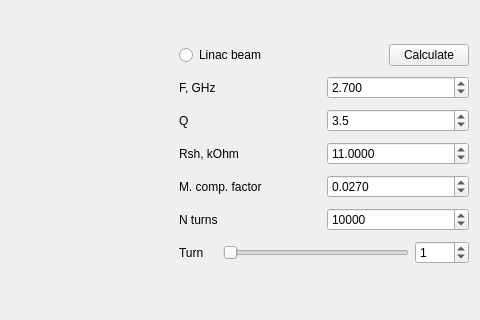
Old version of the form wi.ui in the repository vitaliibalakin/dr_microwave; both pictures show x 681 to 1161 and y 0 to 320 of the 1161 by 800 pixel window.
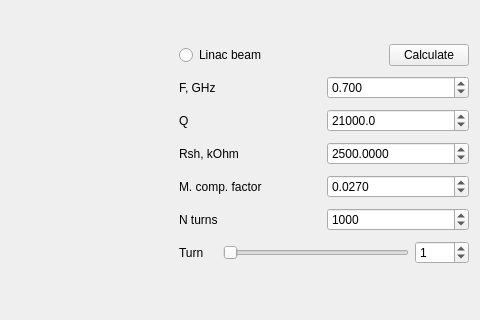
New version of the form.

```diff
--- a/wi.ui
+++ b/wi.ui
@@ -102,11 +102,14 @@
          <property name="decimals">
           <number>1</number>
          </property>
+         <property name="maximum">
+          <double>100000.000000000000000</double>
+         </property>
          <property name="singleStep">
           <double>0.100000000000000</double>
          </property>
          <property name="value">
-          <double>3.500000000000000</double>
+          <double>21000.000000000000000</double>
          </property>
         </widget>
        </item>
@@ -133,7 +136,7 @@
           <double>5.000000000000000</double>
          </property>
          <property name="value">
-          <double>11.000000000000000</double>
+          <double>2500.000000000000000</double>
          </property>
         </widget>
        </item>
@@ -163,7 +166,7 @@
           <double>0.010000000000000</double>
          </property>
          <property name="value">
-          <double>2.700000000000000</double>
+          <double>0.700000000000000</double>
          </property>
         </widget>
        </item>
@@ -184,7 +187,7 @@
           <number>100000</number>
          </property>
          <property name="value">
-          <number>10000</number>
+          <number>1000</number>
          </property>
         </widget>
        </item>
```
